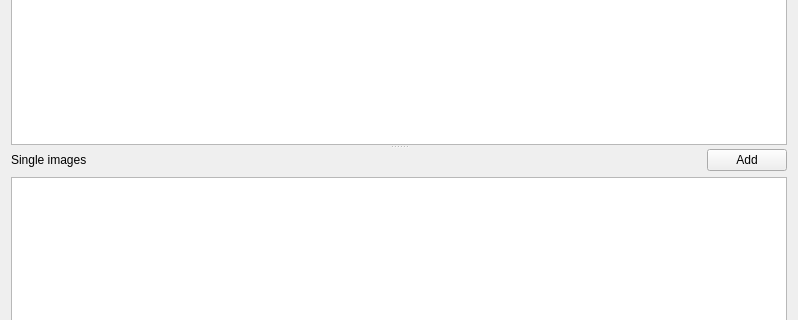
The window that src/gui/src/tabs/downloads-tab.ui (Bionus/imgbrd-grabber) describes before a commit, drawn with Qt 5; both pictures show x 0 to 798 and y 105 to 425 of the 798 by 531 pixel window.
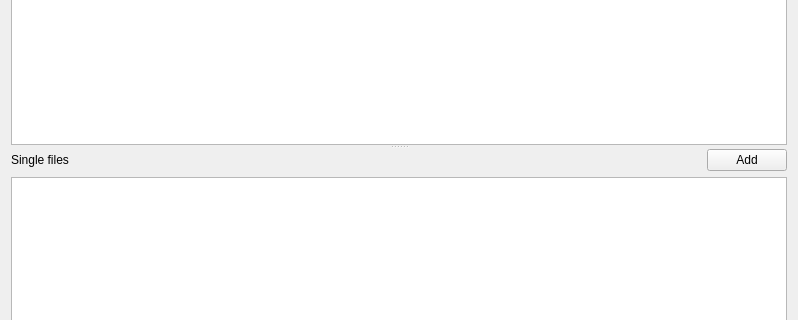
The same window after the commit. Icons and pictures are not drawn. Custom widgets are drawn as their Qt base class.

Commit message: Update a few instances of 'image' (issue #2735)

What changed in the file:
```diff
--- a/src/gui/src/tabs/downloads-tab.ui
+++ b/src/gui/src/tabs/downloads-tab.ui
@@ -116,7 +116,7 @@
          <item>
           <widget class="QLabel" name="labelUniques">
            <property name="text">
-            <string>Single images</string>
+            <string>Single files</string>
            </property>
           </widget>
          </item>
```
The commit also changes 6 other files.
